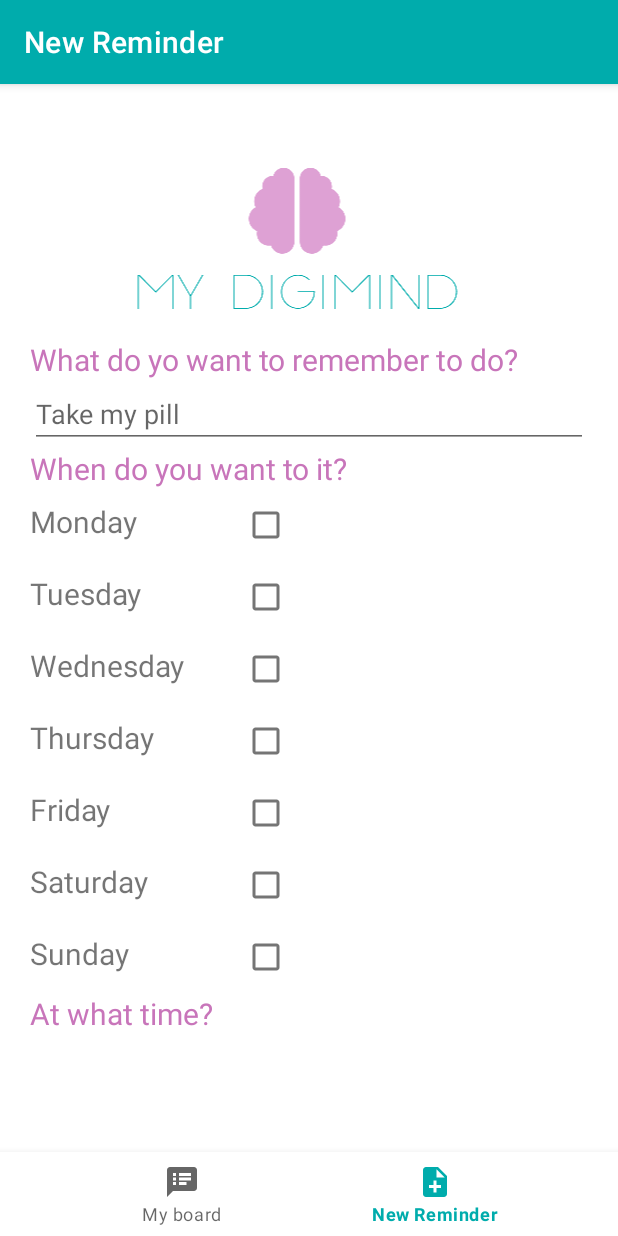
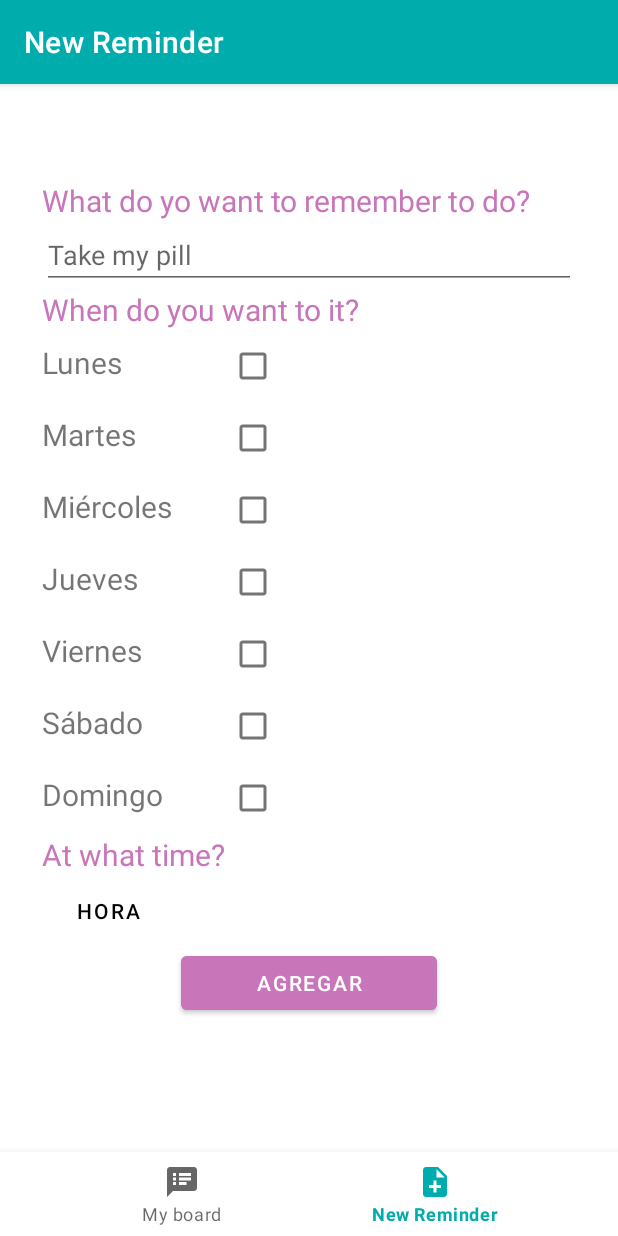
Before and after one commit to JorgeMasson/Practica8_Digimind, an Android app: the screen it shows after launch (MainActivity), item 2 of the bottom bar chosen, on a phone screen of 412 x 824 dp. Run offline under Robolectric (Android 15) with nearby library versions, the phone set to English and light mode, and no system bars; our stand-ins replace navigation-ui.

Commit message:
Función guardar en dasboard fragment

```diff
--- a/app/src/main/java/masson/reynoso/mydigimind/Recordatorio.kt
+++ b/app/src/main/java/masson/reynoso/mydigimind/Recordatorio.kt
@@ -1,6 +1,6 @@
 package masson.reynoso.mydigimind
 import java.io.Serializable
 
-data class Recordatorio(var dias: String,
-                        var tiempo: String,
-                        var nombre: String) : Serializable
+data class Recordatorio(var nombre: String,
+                        var dias: String,
+                        var tiempo: String) : Serializable
--- a/app/src/main/java/masson/reynoso/mydigimind/ui/dashboard/DashboardFragment.kt
+++ b/app/src/main/java/masson/reynoso/mydigimind/ui/dashboard/DashboardFragment.kt
@@ -1,62 +1,78 @@
 package masson.reynoso.mydigimind.ui.dashboard
 
+import android.app.TimePickerDialog
 import android.os.Bundle
 import android.view.LayoutInflater
 import android.view.View
 import android.view.ViewGroup
 import android.widget.TextView
+import android.widget.Toast
 import androidx.fragment.app.Fragment
 import androidx.lifecycle.Observer
 import androidx.lifecycle.ViewModelProvider
 import masson.reynoso.mydigimind.R
+import masson.reynoso.mydigimind.Recordatorio
 import masson.reynoso.mydigimind.databinding.FragmentDashboardBinding
+import masson.reynoso.mydigimind.databinding.FragmentHomeBinding
+import masson.reynoso.mydigimind.ui.home.HomeFragment
+import java.text.SimpleDateFormat
+import java.util.*
 import java.util.zip.Inflater
 
 class DashboardFragment : Fragment() {
 
-    private lateinit var dashboardViewModel: DashboardViewModel
+    private var _binding: FragmentDashboardBinding? = null
+    private val binding get() = _binding!!
 
     override fun onCreateView(
         inflater: LayoutInflater,
         container: ViewGroup?,
         savedInstanceState: Bundle?
     ): View? {
-        dashboardViewModel = ViewModelProvider(this).get(DashboardViewModel::class.java)
-        val root = inflater.inflate(R.layout.fragment_dashboard, container, false)
-        dashboardViewModel.text.observe(viewLifecycleOwner, Observer {
+        val dashboardViewModel = ViewModelProvider(this).get(DashboardViewModel::class.java)
+        _binding = FragmentDashboardBinding.inflate(inflater, container, false)
+        val root: View = binding.root
 
-        })
+        binding.btnTime.setOnClickListener {
+            set_time()
+        }
+
+        binding.btnSave.setOnClickListener {
+            guardar()
+        }
+
         return root
     }
 
-    /*
-    private var _binding: FragmentDashboardBinding? = null
+    fun guardar() {
+        var titulo: String = binding.etTask.text.toString()
+        var tiempo: String = binding.btnSave.text.toString()
+        var dia: String = ""
 
-    // This property is only valid between onCreateView and
-    // onDestroyView.
-    private val binding get() = _binding!!
+        if(binding.mondayCheck.isChecked) dia = getString(R.string.monday)
+        if(binding.tuesdayCheck.isChecked) dia = getString(R.string.tuesday)
+        if(binding.wednesdayCheck.isChecked) dia = getString(R.string.wednesday)
+        if(binding.thursdayCheck.isChecked) dia = getString(R.string.thursday)
+        if(binding.fridayCheck.isChecked) dia = getString(R.string.friday)
+        if(binding.saturdayCheck.isChecked) dia = getString(R.string.saturday)
+        if(binding.sundayCheck.isChecked) dia = getString(R.string.sunday)
 
-    override fun onCreateView(
-        inflater: LayoutInflater,
-        container: ViewGroup?,
-        savedInstanceState: Bundle?
-    ): View {
-        val dashboardViewModel =
-            ViewModelProvider(this).get(DashboardViewModel::class.java)
+        var tarea = Recordatorio(dia, tiempo, titulo)
 
-        _binding = FragmentDashboardBinding.inflate(inflater, container, false)
-        val root: View = binding.root
+        HomeFragment.tasks.add(tarea)
 
-        val textView: TextView = binding.textDashboard
-        dashboardViewModel.text.observe(viewLifecycleOwner) {
-            textView.text = it
-        }
-        return root
+        Toast.makeText(context, "Se agregó la tarea", Toast.LENGTH_SHORT).show()
     }
 
-    override fun onDestroyView() {
-        super.onDestroyView()
-        _binding = null
+    fun set_time() {
+        val cal = Calendar.getInstance()
+        val timeSetListener = TimePickerDialog.OnTimeSetListener { timePicker, hour, minute ->
+            cal.set(Calendar.HOUR_OF_DAY, hour)
+            cal.set(Calendar.MINUTE, minute)
+
+            binding.btnTime.text = SimpleDateFormat("HH:mm").format(cal.time)
+        }
+        TimePickerDialog(context, timeSetListener, cal.get(Calendar.HOUR_OF_DAY), cal.get(Calendar.MINUTE), true).show()
     }
-    */
+
 }
--- a/app/src/main/java/masson/reynoso/mydigimind/ui/home/HomeFragment.kt
+++ b/app/src/main/java/masson/reynoso/mydigimind/ui/home/HomeFragment.kt
@@ -7,7 +7,6 @@ import android.view.ViewGroup
 import android.widget.GridView
 import android.widget.TextView
 import androidx.fragment.app.Fragment
-import androidx.lifecycle.Observer
 import androidx.lifecycle.ViewModelProvider
 import masson.reynoso.mydigimind.AdaptadorTareas
 import masson.reynoso.mydigimind.R
@@ -16,9 +15,13 @@ import masson.reynoso.mydigimind.databinding.FragmentHomeBinding
 import java.util.zip.Inflater
 
 class HomeFragment : Fragment() {
-    var tasks= ArrayList<Recordatorio>()
-    private lateinit var homeViewModel: HomeViewModel
     private var _binding: FragmentHomeBinding? = null
+
+    companion object {
+        var tasks= ArrayList<Recordatorio>()
+        var first = true
+    }
+
     private val binding get() = _binding!!
 
     override fun onCreateView(
@@ -26,13 +29,16 @@ class HomeFragment : Fragment() {
         container: ViewGroup?,
         savedInstanceState: Bundle?
     ): View? {
-        homeViewModel = ViewModelProvider(this).get(HomeViewModel::class.java)
+        val homeViewModel = ViewModelProvider(this).get(HomeViewModel::class.java)
         _binding = FragmentHomeBinding.inflate(inflater, container, false)
         val root: View = binding.root
 
-        val gridView: GridView = binding.gridView
+        var gridView: GridView = binding.gridview
 
-        fill_tasks()
+        if(first) {
+            fill_tasks()
+            first = false
+        }
 
         val adaptador = AdaptadorTareas(root.context, tasks)
 
--- a/app/src/main/res/layout/fragment_dashboard.xml
+++ b/app/src/main/res/layout/fragment_dashboard.xml
@@ -9,13 +9,17 @@
     android:paddingRight="20dp"
     tools:context=".ui.dashboard.DashboardFragment">
 
-    <ImageView
-        android:id="@+id/dashboard_logo"
+
+
+    <ScrollView
         android:layout_width="match_parent"
-        android:layout_height="wrap_content"
-        android:layout_marginBottom="10dp"
-        android:src="@drawable/logobrain"
-        />
+        android:layout_height="match_parent">
+
+        <LinearLayout
+            android:layout_width="match_parent"
+            android:layout_height="match_parent"
+            android:orientation="vertical"
+            android:padding="8dp">
 
             <TextView
                 android:layout_width="match_parent"
@@ -26,6 +30,7 @@
                 />
 
             <EditText
+                android:id="@+id/et_task"
                 android:layout_width="match_parent"
                 android:layout_height="wrap_content"
                 android:hint="@string/dashboard_take_my_pill"
@@ -181,10 +186,26 @@
                 />
 
             <Button
+                android:id="@+id/btn_time"
                 android:layout_width="wrap_content"
                 android:layout_height="wrap_content"
+                android:textColor="@color/black"
                 android:text="@string/btn_set_time"
                 android:background="?android:attr/selectableItemBackground"
                 />
 
+            <Button
+                android:id="@+id/btn_save"
+                android:layout_width="wrap_content"
+                android:layout_height="wrap_content"
+                android:backgroundTint="@color/colorAccent"
+                android:paddingHorizontal="50dp"
+                android:layout_gravity="center"
+                android:text="@string/btn_save"
+                />
+
         </LinearLayout>
+
+    </ScrollView>
+
+</LinearLayout>
--- a/app/src/main/res/values/strings.xml
+++ b/app/src/main/res/values/strings.xml
@@ -7,12 +7,13 @@
     <string name="dashboard_want_to_it">When do you want to it?</string>
     <string name="dasboard_what_time">At what time?</string>
     <string name="dashboard_take_my_pill">Take my pill</string>
-    <string name="monday">Monday</string>
-    <string name="tuesday">Tuesday</string>
-    <string name="wednesday">Wednesday</string>
-    <string name="thursday">Thursday</string>
-    <string name="friday">Friday</string>
-    <string name="saturday">Saturday</string>
-    <string name="sunday">Sunday</string>
-    <string name="btn_set_time">Set time</string>
+    <string name="monday">Lunes</string>
+    <string name="tuesday">Martes</string>
+    <string name="wednesday">Miércoles</string>
+    <string name="thursday">Jueves</string>
+    <string name="friday">Viernes</string>
+    <string name="saturday">Sábado</string>
+    <string name="sunday">Domingo</string>
+    <string name="btn_set_time">Hora</string>
+    <string name="btn_save">Agregar</string>
 </resources>
```
Also changed, not shown: app/src/main/java/masson/reynoso/mydigimind/AdaptadorTareas.kt (+9 -10 lines), app/src/main/res/layout/fragment_home.xml (+5 -15 lines). Lines whose indentation alone changed are shown as unchanged.
